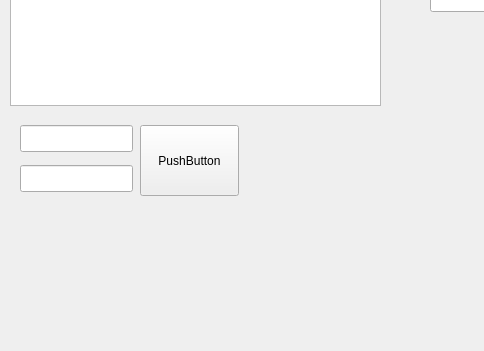
The window that mainwindow.ui (GlebZigert/MyQTree) describes before a commit, drawn with Qt 5; both pictures show x 0 to 484 and y 142 to 493 of the 631 by 493 pixel window.
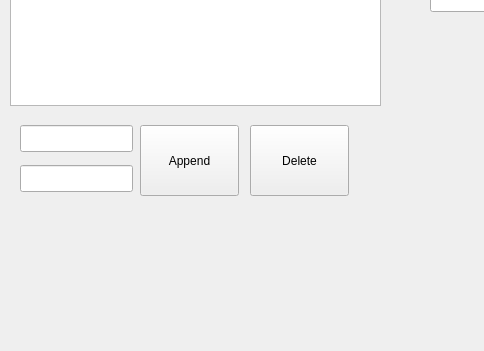
The same window after the commit.

What changed in the file:
```diff
--- a/mainwindow.ui
+++ b/mainwindow.ui
@@ -74,7 +74,7 @@
      </rect>
     </property>
     <property name="text">
-     <string>PushButton</string>
+     <string>Append</string>
     </property>
    </widget>
    <widget class="QLineEdit" name="lineEdit_3">
@@ -87,6 +87,19 @@
      </rect>
     </property>
    </widget>
+   <widget class="QPushButton" name="pushButton_2">
+    <property name="geometry">
+     <rect>
+      <x>250</x>
+      <y>250</y>
+      <width>99</width>
+      <height>71</height>
+     </rect>
+    </property>
+    <property name="text">
+     <string>Delete</string>
+    </property>
+   </widget>
   </widget>
   <widget class="QMenuBar" name="menuBar">
    <property name="geometry">
```
Left out of the diff: 6 changed lines with no effect on the pictures.
